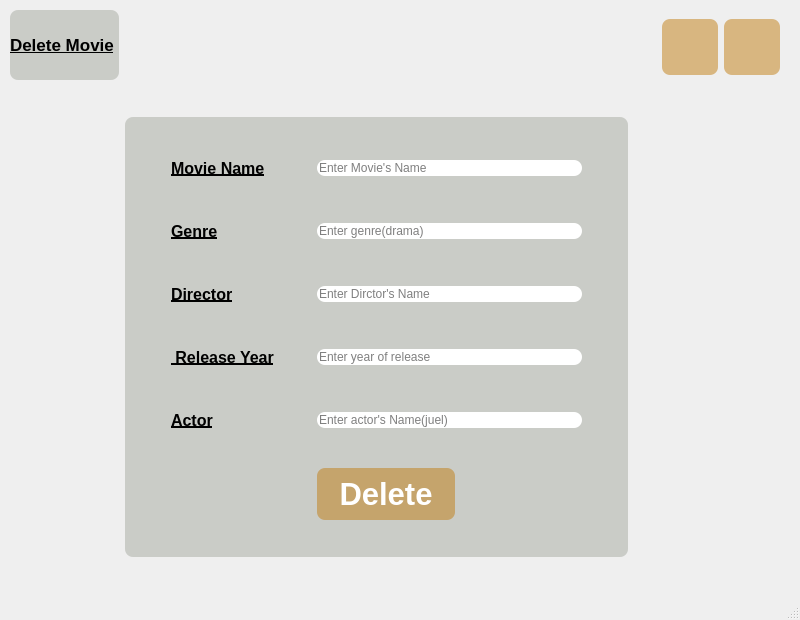
ItsArtaz/cinema_management, file delete_movie.ui: the form before one commit.
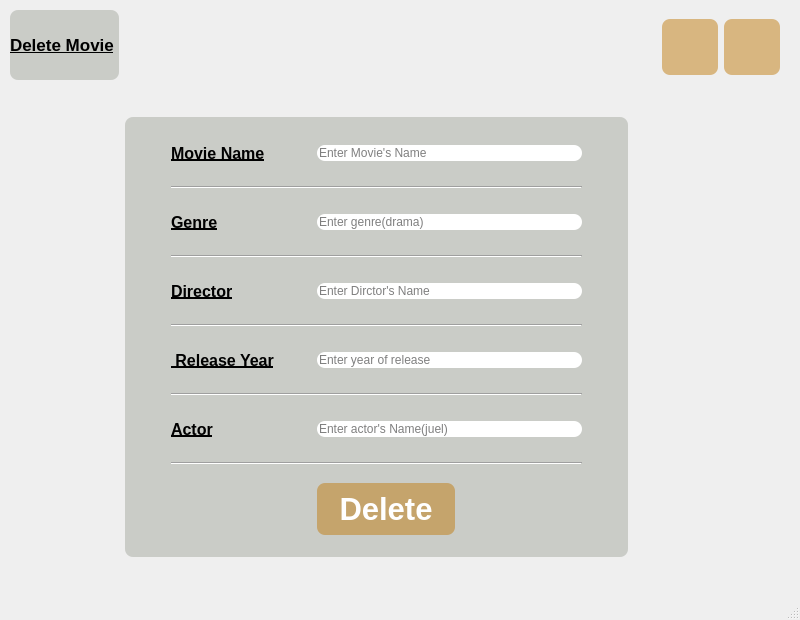
The form after the commit. Icons and pictures are not drawn.

```diff
--- a/delete_movie.ui
+++ b/delete_movie.ui
@@ -281,34 +281,33 @@
           </size>
          </property>
          <layout class="QGridLayout" name="gridLayout_2">
+          <item row="10" column="1">
+           <widget class="QPushButton" name="pushButton_3">
+            <property name="sizePolicy">
+             <sizepolicy hsizetype="Fixed" vsizetype="Fixed">
+              <horstretch>0</horstretch>
+              <verstretch>0</verstretch>
+             </sizepolicy>
+            </property>
+            <property name="minimumSize">
+             <size>
+              <width>138</width>
+              <height>52</height>
+             </size>
+            </property>
+            <property name="font">
+             <font>
+              <pointsize>23</pointsize>
+              <weight>75</weight>
+              <bold>true</bold>
+             </font>
+            </property>
+            <property name="text">
+             <string>Delete</string>
+            </property>
+           </widget>
+          </item>
           <item row="2" column="0">
-           <widget class="QLabel" name="label_2">
-            <property name="sizePolicy">
-             <sizepolicy hsizetype="Fixed" vsizetype="Fixed">
-              <horstretch>0</horstretch>
-              <verstretch>0</verstretch>
-             </sizepolicy>
-            </property>
-            <property name="minimumSize">
-             <size>
-              <width>95</width>
-              <height>30</height>
-             </size>
-            </property>
-            <property name="font">
-             <font>
-              <pointsize>12</pointsize>
-              <weight>75</weight>
-              <bold>true</bold>
-              <underline>true</underline>
-             </font>
-            </property>
-            <property name="text">
-             <string>Director</string>
-            </property>
-           </widget>
-          </item>
-          <item row="1" column="0">
            <widget class="QLabel" name="label">
             <property name="sizePolicy">
              <sizepolicy hsizetype="Fixed" vsizetype="Fixed">
@@ -335,7 +334,67 @@
             </property>
            </widget>
           </item>
-          <item row="3" column="1">
+          <item row="0" column="0">
+           <widget class="QLabel" name="l1">
+            <property name="sizePolicy">
+             <sizepolicy hsizetype="Fixed" vsizetype="Fixed">
+              <horstretch>0</horstretch>
+              <verstretch>0</verstretch>
+             </sizepolicy>
+            </property>
+            <property name="minimumSize">
+             <size>
+              <width>95</width>
+              <height>30</height>
+             </size>
+            </property>
+            <property name="font">
+             <font>
+              <pointsize>12</pointsize>
+              <weight>75</weight>
+              <bold>true</bold>
+              <underline>true</underline>
+             </font>
+            </property>
+            <property name="text">
+             <string>Movie Name</string>
+            </property>
+           </widget>
+          </item>
+          <item row="7" column="0" colspan="2">
+           <widget class="Line" name="line_2">
+            <property name="orientation">
+             <enum>Qt::Horizontal</enum>
+            </property>
+           </widget>
+          </item>
+          <item row="3" column="0" colspan="2">
+           <widget class="Line" name="line_4">
+            <property name="orientation">
+             <enum>Qt::Horizontal</enum>
+            </property>
+           </widget>
+          </item>
+          <item row="2" column="1">
+           <widget class="QLineEdit" name="genre_le">
+            <property name="sizePolicy">
+             <sizepolicy hsizetype="Fixed" vsizetype="Fixed">
+              <horstretch>0</horstretch>
+              <verstretch>0</verstretch>
+             </sizepolicy>
+            </property>
+            <property name="minimumSize">
+             <size>
+              <width>265</width>
+              <height>0</height>
+             </size>
+            </property>
+            <property name="placeholderText">
+             <string>Enter genre(drama)</string>
+            </property>
+           </widget>
+          </item>
+          <item row="6" column="1">
            <widget class="QLineEdit" name="released_le">
             <property name="sizePolicy">
              <sizepolicy hsizetype="Fixed" vsizetype="Fixed">
@@ -376,7 +435,14 @@
             </property>
            </widget>
           </item>
-          <item row="4" column="1">
+          <item row="9" column="0" colspan="2">
+           <widget class="Line" name="line">
+            <property name="orientation">
+             <enum>Qt::Horizontal</enum>
+            </property>
+           </widget>
+          </item>
+          <item row="8" column="1">
            <widget class="QLineEdit" name="actor_le">
             <property name="sizePolicy">
              <sizepolicy hsizetype="Fixed" vsizetype="Fixed">
@@ -395,53 +461,8 @@
             </property>
            </widget>
           </item>
-          <item row="5" column="1">
-           <widget class="QPushButton" name="pushButton_3">
-            <property name="sizePolicy">
-             <sizepolicy hsizetype="Fixed" vsizetype="Fixed">
-              <horstretch>0</horstretch>
-              <verstretch>0</verstretch>
-             </sizepolicy>
-            </property>
-            <property name="minimumSize">
-             <size>
-              <width>138</width>
-              <height>52</height>
-             </size>
-            </property>
-            <property name="font">
-             <font>
-              <pointsize>23</pointsize>
-              <weight>75</weight>
-              <bold>true</bold>
-             </font>
-            </property>
-            <property name="text">
-             <string>Delete</string>
-            </property>
-           </widget>
-          </item>
-          <item row="1" column="1">
-           <widget class="QLineEdit" name="genre_le">
-            <property name="sizePolicy">
-             <sizepolicy hsizetype="Fixed" vsizetype="Fixed">
-              <horstretch>0</horstretch>
-              <verstretch>0</verstretch>
-             </sizepolicy>
-            </property>
-            <property name="minimumSize">
-             <size>
-              <width>265</width>
-              <height>0</height>
-             </size>
-            </property>
-            <property name="placeholderText">
-             <string>Enter genre(drama)</string>
-            </property>
-           </widget>
-          </item>
-          <item row="0" column="0">
-           <widget class="QLabel" name="l1">
+          <item row="8" column="0">
+           <widget class="QLabel" name="label_4">
             <property name="sizePolicy">
              <sizepolicy hsizetype="Fixed" vsizetype="Fixed">
               <horstretch>0</horstretch>
@@ -463,11 +484,11 @@
              </font>
             </property>
             <property name="text">
-             <string>Movie Name</string>
+             <string>Actor</string>
             </property>
            </widget>
           </item>
-          <item row="3" column="0">
+          <item row="6" column="0">
            <widget class="QLabel" name="label_3">
             <property name="sizePolicy">
              <sizepolicy hsizetype="Fixed" vsizetype="Fixed">
@@ -495,7 +516,7 @@
            </widget>
           </item>
           <item row="4" column="0">
-           <widget class="QLabel" name="label_4">
+           <widget class="QLabel" name="label_2">
             <property name="sizePolicy">
              <sizepolicy hsizetype="Fixed" vsizetype="Fixed">
               <horstretch>0</horstretch>
@@ -517,11 +538,18 @@
              </font>
             </property>
             <property name="text">
-             <string>Actor</string>
+             <string>Director</string>
             </property>
            </widget>
           </item>
-          <item row="2" column="1">
+          <item row="5" column="0" colspan="2">
+           <widget class="Line" name="line_3">
+            <property name="orientation">
+             <enum>Qt::Horizontal</enum>
+            </property>
+           </widget>
+          </item>
+          <item row="4" column="1">
            <widget class="QLineEdit" name="director_le">
             <property name="sizePolicy">
              <sizepolicy hsizetype="Fixed" vsizetype="Fixed">
@@ -540,6 +568,13 @@
             </property>
            </widget>
           </item>
+          <item row="1" column="0" colspan="2">
+           <widget class="Line" name="line_5">
+            <property name="orientation">
+             <enum>Qt::Horizontal</enum>
+            </property>
+           </widget>
+          </item>
          </layout>
         </widget>
        </item>
```
